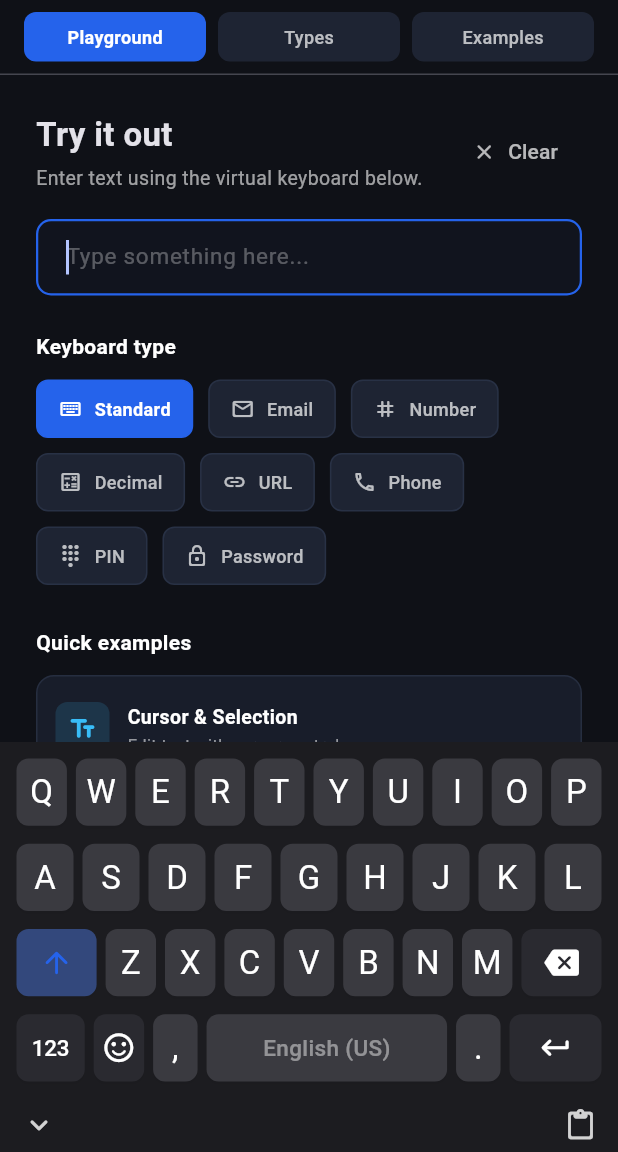
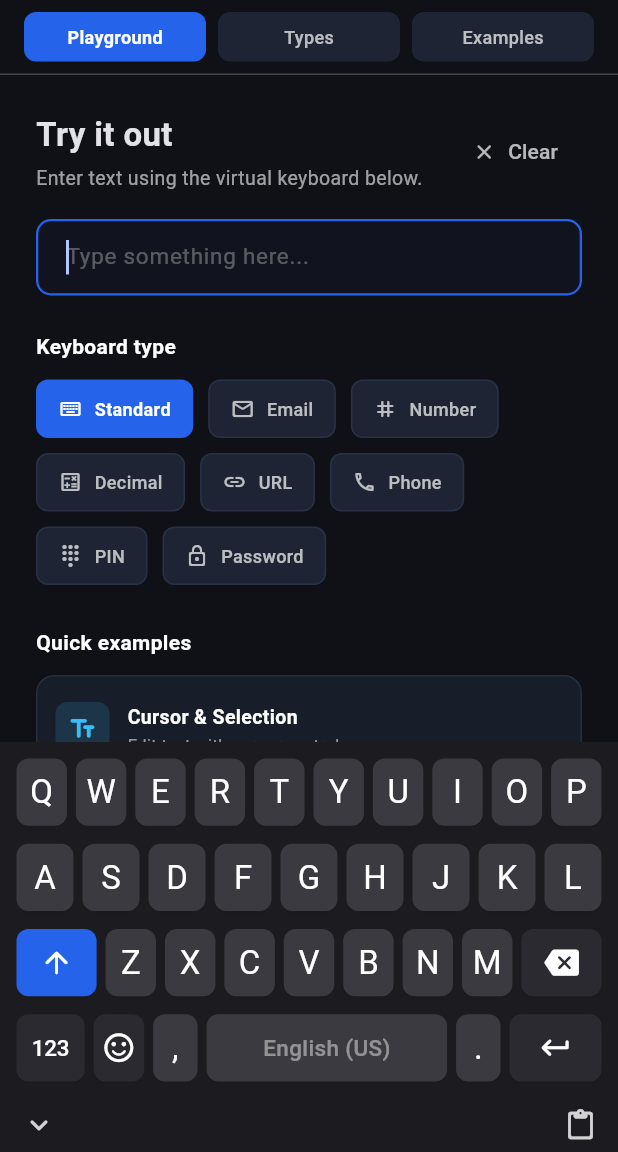
Before and after one commit to tegarnugroho/v_keyboard, a Flutter app: the screen it shows after launch, on a phone screen of 412 x 824 dp, the part 84-1236 px from its top. Run offline on Flutter 3.47's test engine with Material 3 defaults, Android fonts, the phone set to English and light mode, and no system bars; missing offline and left inert: dart:ffi.

Commit message:
feat(theme): add active key colors to VKeyboardTheme
Add `activeKeyColor` and `activeForegroundColor` properties to `VKeyboardTheme` to customize background, text, and icon colors for engaged keys such as active Shift or Caps Lock. Update `VirtualKey` rendering to apply these colors when keys are active.

```diff
--- a/lib/src/theme/v_keyboard_theme.dart
+++ b/lib/src/theme/v_keyboard_theme.dart
@@ -20,6 +20,8 @@ class VKeyboardTheme {
     required this.accentColor,
     Color? functionKeyColor,
     Color? modifierKeyColor,
+    Color? activeKeyColor,
+    Color? activeForegroundColor,
     this.borderRadius = const BorderRadius.all(Radius.circular(8)),
     this.elevation = 0,
     this.shadowColor = const Color(0x33000000),
@@ -28,7 +30,12 @@ class VKeyboardTheme {
         const EdgeInsets.symmetric(horizontal: 4, vertical: 8),
     this.keySpacing = 0,
   })  : functionKeyColor = functionKeyColor ?? specialKeyColor,
-        modifierKeyColor = modifierKeyColor ?? specialKeyColor;
+        modifierKeyColor = modifierKeyColor ?? specialKeyColor,
+        activeKeyColor = activeKeyColor ?? accentColor,
+        activeForegroundColor = activeForegroundColor ??
+            ((activeKeyColor ?? accentColor).computeLuminance() > 0.5
+                ? const Color(0xFF1F2937)
+                : Colors.white);
 
   /// Built-in light keyboard theme preset.
   factory VKeyboardTheme.light({
@@ -81,6 +88,16 @@ class VKeyboardTheme {
   /// Accent used for active modifiers, engaged locks and focus/hover hints.
   final Color accentColor;
 
+  /// Background color for actively engaged keys (e.g. active Shift, Caps Lock, held modifiers).
+  ///
+  /// Defaults to [accentColor].
+  final Color activeKeyColor;
+
+  /// Text and icon color for actively engaged keys.
+  ///
+  /// Defaults to [Colors.white] (or dark gray if [activeKeyColor] has high luminance).
+  final Color activeForegroundColor;
+
   /// Whether this theme is dark (based on background color luminance).
   bool get isDark => backgroundColor.computeLuminance() < 0.5;
 
@@ -103,6 +120,8 @@ class VKeyboardTheme {
     Color? functionKeyColor,
     Color? modifierKeyColor,
     Color? accentColor,
+    Color? activeKeyColor,
+    Color? activeForegroundColor,
     Color? disabledKeyColor,
     TextStyle? textStyle,
     TextStyle? subLabelStyle,
@@ -122,6 +141,9 @@ class VKeyboardTheme {
       functionKeyColor: functionKeyColor ?? this.functionKeyColor,
       modifierKeyColor: modifierKeyColor ?? this.modifierKeyColor,
       accentColor: accentColor ?? this.accentColor,
+      activeKeyColor: activeKeyColor ?? this.activeKeyColor,
+      activeForegroundColor:
+          activeForegroundColor ?? this.activeForegroundColor,
       disabledKeyColor: disabledKeyColor ?? this.disabledKeyColor,
       textStyle: textStyle ?? this.textStyle,
       subLabelStyle: subLabelStyle ?? this.subLabelStyle,
@@ -166,6 +188,10 @@ class VKeyboardTheme {
           isDark ? const Color(0xFF2A2A30) : const Color(0xFFADB3BD),
       disabledKeyColor: surfaceColor.withValues(alpha: 0.12),
       accentColor: accentColor,
+      activeKeyColor: accentColor,
+      activeForegroundColor: accentColor.computeLuminance() > 0.5
+          ? const Color(0xFF1F2937)
+          : Colors.white,
       functionKeyColor:
           isDark ? const Color(0xFF26262B) : const Color(0xFFBCC1CB),
       modifierKeyColor:
--- a/lib/src/widgets/keyboard_key.dart
+++ b/lib/src/widgets/keyboard_key.dart
@@ -287,8 +287,7 @@ class _VirtualKeyState extends State<VirtualKey> {
     final enabled = _isEnabled;
     final engaged = _isEngaged;
     Color baseColor = engaged
-        ? Color.alphaBlend(
-            theme.accentColor.withValues(alpha: 0.35), theme.keyColor)
+        ? theme.activeKeyColor
         : _baseColor(theme);
     if (!enabled) {
       baseColor = baseColor.withValues(alpha: 0.5);
@@ -339,7 +338,13 @@ class _VirtualKeyState extends State<VirtualKey> {
                   return ValueListenableBuilder<bool>(
                     valueListenable: _hovered,
                     builder: (context, hovered, _) {
-                      Color color = pressed ? theme.pressedKeyColor : baseColor;
+                      Color color = pressed
+                          ? (engaged
+                              ? Color.alphaBlend(
+                                  Colors.black.withValues(alpha: 0.2),
+                                  theme.activeKeyColor)
+                              : theme.pressedKeyColor)
+                          : baseColor;
                       if (!pressed && hovered && enabled) {
                         color = Color.alphaBlend(
                             theme.accentColor.withValues(alpha: 0.12), color);
@@ -382,7 +387,8 @@ class _VirtualKeyState extends State<VirtualKey> {
 
   Widget _buildContent(VKeyboardTheme theme, bool engaged) {
     final enabled = _isEnabled;
-    final baseIconColor = engaged ? theme.accentColor : theme.iconColor;
+    final baseIconColor =
+        engaged ? theme.activeForegroundColor : theme.iconColor;
     final iconColor =
         enabled ? baseIconColor : baseIconColor.withValues(alpha: 0.38);
 
@@ -420,6 +426,15 @@ class _VirtualKeyState extends State<VirtualKey> {
     final shifted = _controller.isShiftedForKey(_data);
     final label = _data.resolveLabel(shifted: shifted) ?? _data.label ?? '';
 
+    final textStyle = engaged
+        ? theme.textStyle.copyWith(color: theme.activeForegroundColor)
+        : theme.textStyle;
+    final subLabelStyle = engaged
+        ? theme.subLabelStyle.copyWith(
+            color: theme.activeForegroundColor.withValues(alpha: 0.8),
+          )
+        : theme.subLabelStyle;
+
     if (_data.subLabel != null) {
       // Scale down so the two-line label always fits short keys (no overflow).
       return FittedBox(
@@ -427,8 +442,8 @@ class _VirtualKeyState extends State<VirtualKey> {
         child: Column(
           mainAxisSize: MainAxisSize.min,
           children: [
-            Text(label, style: theme.textStyle),
-            Text(_data.subLabel!, style: theme.subLabelStyle),
+            Text(label, style: textStyle),
+            Text(_data.subLabel!, style: subLabelStyle),
           ],
         ),
       );
@@ -446,11 +461,10 @@ class _VirtualKeyState extends State<VirtualKey> {
       maxLines: 1,
       overflow: TextOverflow.fade,
       softWrap: false,
-      style: theme.textStyle.copyWith(
+      style: textStyle.copyWith(
         fontSize: fontSize,
         fontWeight: fontWeight,
         letterSpacing: isWordKey ? -0.2 : 0.1,
-        color: engaged ? theme.accentColor : null,
       ),
     );
   }
```
Also changed, not shown: 1 other file.
